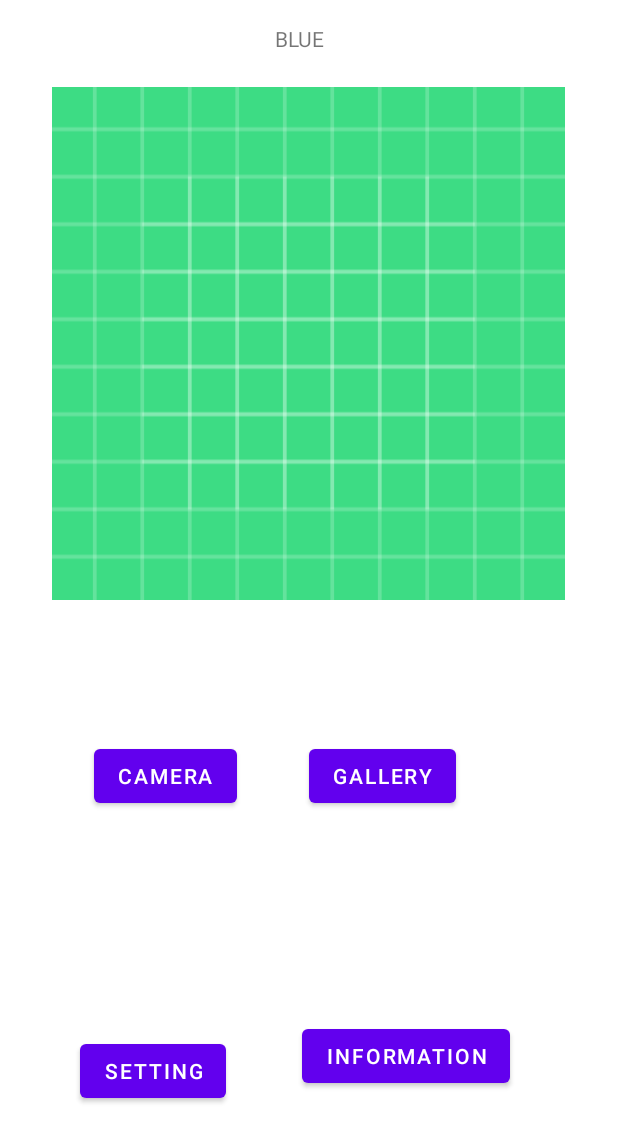
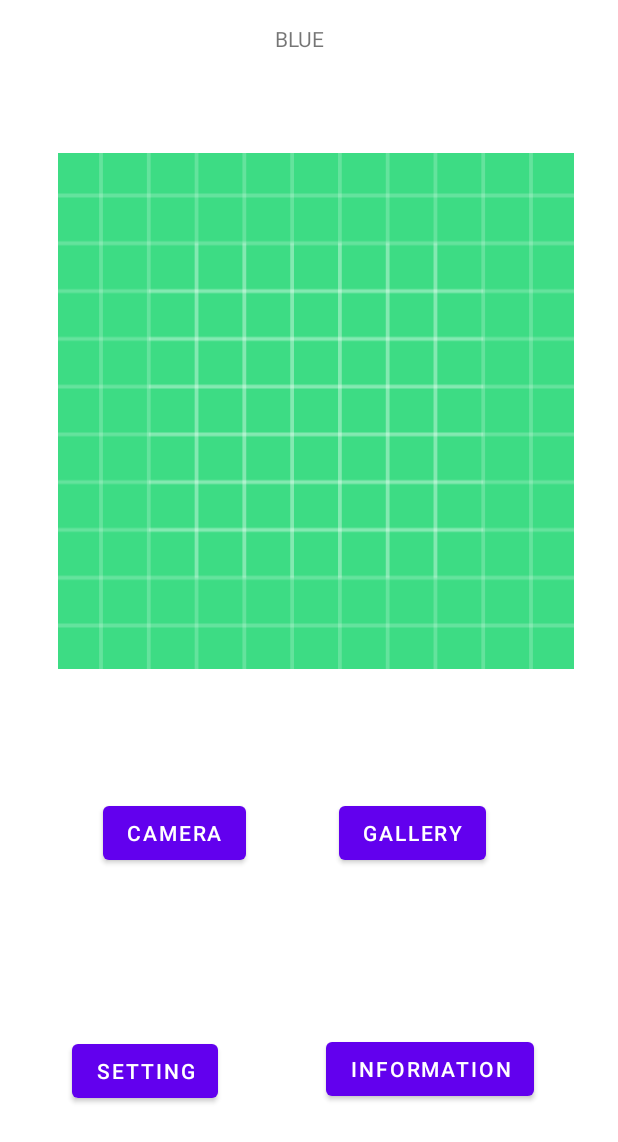
Before and after one commit to weshowe/HackTheHill2023, an Android app: the layout activity_analyze.xml on its own in the app's theme, with its tools: preview values and no code run, on a phone screen of 412 x 824 dp. Shown: the top 1142 px of the screen. Run offline under Robolectric (Android 15) with nearby library versions, the phone set to English and light mode, and no system bars.

Commit message:
update folder

```diff
--- a/HueHunter/app/src/main/res/layout/activity_analyze.xml
+++ b/HueHunter/app/src/main/res/layout/activity_analyze.xml
@@ -21,15 +21,16 @@
 
     <ImageView
         android:id="@+id/imageView"
-        android:layout_width="342dp"
-        android:layout_height="353dp"
+        android:layout_width="344dp"
+        android:layout_height="443dp"
         android:layout_marginStart="62dp"
         android:layout_marginTop="12dp"
         android:layout_marginEnd="62dp"
         app:layout_constraintEnd_toEndOf="parent"
-        app:layout_constraintHorizontal_bias="0.511"
+        app:layout_constraintHorizontal_bias="0.417"
         app:layout_constraintStart_toStartOf="parent"
         app:layout_constraintTop_toBottomOf="@+id/colorTellingText"
+        app:layout_constraintDimensionRatio="h,16:9"
         app:srcCompat="@drawable/ic_launcher_background" />
 
     <Button
@@ -37,11 +38,11 @@
         android:layout_width="wrap_content"
         android:layout_height="wrap_content"
         android:layout_marginStart="52dp"
-        android:layout_marginTop="88dp"
+        android:layout_marginTop="36dp"
         android:layout_marginEnd="48dp"
         android:text="camera"
         app:layout_constraintEnd_toStartOf="@+id/button3"
-        app:layout_constraintHorizontal_bias="1.0"
+        app:layout_constraintHorizontal_bias="0.545"
         app:layout_constraintStart_toStartOf="parent"
         app:layout_constraintTop_toBottomOf="@+id/imageView" />
 
@@ -49,8 +50,8 @@
         android:id="@+id/button3"
         android:layout_width="wrap_content"
         android:layout_height="wrap_content"
-        android:layout_marginTop="88dp"
-        android:layout_marginEnd="108dp"
+        android:layout_marginTop="36dp"
+        android:layout_marginEnd="88dp"
         android:text="gallery"
         app:layout_constraintEnd_toEndOf="parent"
         app:layout_constraintTop_toBottomOf="@+id/imageView" />
@@ -59,7 +60,7 @@
         android:id="@+id/button4"
         android:layout_width="wrap_content"
         android:layout_height="wrap_content"
-        android:layout_marginStart="53dp"
+        android:layout_marginStart="48dp"
         android:layout_marginTop="33dp"
         android:layout_marginBottom="86dp"
         android:text="setting"
@@ -72,15 +73,12 @@
         android:id="@+id/button5"
         android:layout_width="wrap_content"
         android:layout_height="wrap_content"
-        android:layout_marginStart="47dp"
         android:layout_marginTop="34dp"
-        android:layout_marginEnd="72dp"
+        android:layout_marginEnd="56dp"
         android:layout_marginBottom="87dp"
         android:text="information"
         app:layout_constraintBottom_toBottomOf="parent"
         app:layout_constraintEnd_toEndOf="parent"
-        app:layout_constraintHorizontal_bias="1.0"
-        app:layout_constraintStart_toEndOf="@+id/button4"
         app:layout_constraintTop_toBottomOf="@+id/button3"
-        app:layout_constraintVertical_bias="0.923" />
+        app:layout_constraintVertical_bias="1.0" />
 </androidx.constraintlayout.widget.ConstraintLayout>
```
Also changed, not shown: HueHunter/app/src/main/AndroidManifest.xml (+6 -5 lines), HueHunter/app/src/main/java/com/example/huehunter/Analyze.java (+38 -4 lines), gradle/wrapper/gradle-wrapper.properties (deleted), 5 other files.
